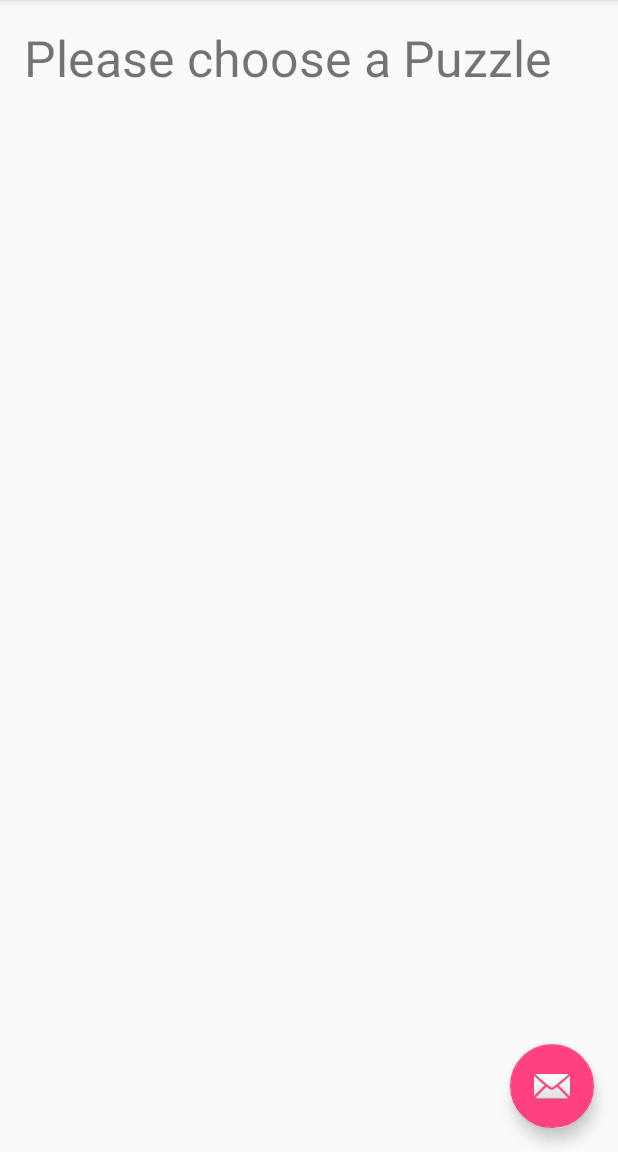
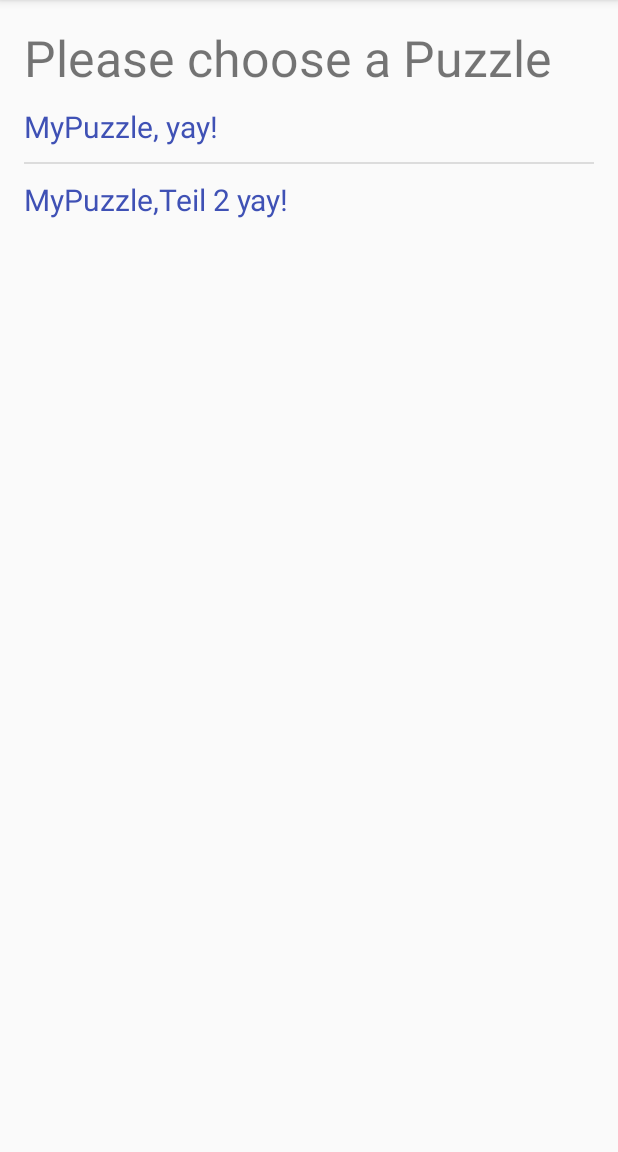
Before and after one commit to jgo88/schnitzel, an Android app: the screen it shows after launch (SchnitzelMainActivity), on a phone screen of 412 x 824 dp, the part 84-1236 px from its top. Run offline under Robolectric (Android 15) with nearby library versions, the phone set to English and light mode, and no system bars; libraries missing offline, so code that uses them is left out: javax.persistence.

Commit message:
Fehlende Klassen nachgeschoben

```diff
--- a/schnitzel-client/app/src/main/java/de/iteratec/schnitzel/client/frontend/SchnitzelMainActivity.java
+++ b/schnitzel-client/app/src/main/java/de/iteratec/schnitzel/client/frontend/SchnitzelMainActivity.java
@@ -9,7 +9,9 @@ import android.support.v7.widget.Toolbar;
 import android.view.Menu;
 import android.view.MenuItem;
 import android.view.View;
+import android.widget.ListView;
 
+import java.util.ArrayList;
 import java.util.concurrent.ExecutionException;
 
 import de.iteratec.schnitzel.client.R;
@@ -26,34 +28,27 @@ public class SchnitzelMainActivity extends AppCompatActivity {
         Toolbar toolbar = (Toolbar) findViewById(R.id.toolbar);
         setSupportActionBar(toolbar);
 
-
-        FloatingActionButton fab = (FloatingActionButton) findViewById(R.id.fab);
-        fab.setOnClickListener(new View.OnClickListener() {
-            @Override
-            public void onClick(View view) {
-                PuzzleStep step = null;
-                try {
-                    step = RESTClient.getFirstPuzzleStep(1l);
-                } catch (ExecutionException e) {
-                    e.printStackTrace();
-                } catch (InterruptedException e) {
-                    e.printStackTrace();
-                }
-                Snackbar.make(view, step!=null? step.getDescription() : "PuzzleStep is NULL", Snackbar.LENGTH_LONG).show();
-
-            }
-        });
-
-        testCreateClassesFromCommonProject();
+        ArrayList<Puzzle> puzzlelist = testCreateClassesFromCommonProject();
+        ListView listview = (ListView) findViewById(R.id.listView);
+        listview.setAdapter(new PuzzleAdapter(getApplicationContext(),-1,puzzlelist.toArray(new Puzzle[puzzlelist.size()])));
     }
 
-    private void testCreateClassesFromCommonProject() {
+    private ArrayList<Puzzle> testCreateClassesFromCommonProject() {
         PuzzleStep puzzleStep = new PuzzleStep();
         puzzleStep.setDescription("First puzzle step");
 
         Puzzle puzzle = new Puzzle();
         puzzle.setName("MyPuzzle, yay!");
         puzzle.setFirstPuzzleStep(puzzleStep);
+
+        Puzzle puzzle1 = new Puzzle();
+        puzzle1.setName("MyPuzzle,Teil 2 yay!");
+        puzzle1.setFirstPuzzleStep(null);
+
+        ArrayList<Puzzle> puzzlelist = new ArrayList<>();
+        puzzlelist.add(puzzle);
+        puzzlelist.add(puzzle1);
+        return puzzlelist;
     }
 
     @Override
--- a/schnitzel-client/app/src/main/res/layout/activity_schnitzel_main.xml
+++ b/schnitzel-client/app/src/main/res/layout/activity_schnitzel_main.xml
@@ -23,13 +23,4 @@
 
     <include layout="@layout/content_schnitzel_main" />
 
-    <android.support.design.widget.FloatingActionButton
-        android:layout_width="wrap_content"
-        android:layout_height="wrap_content"
-        android:layout_gravity="bottom|end"
-        android:layout_margin="@dimen/fab_margin"
-        android:src="@android:drawable/ic_dialog_email"
-        layout="@layout/content_schnitzel_main"
-        android:id="@+id/fab" />
-
 </android.support.design.widget.CoordinatorLayout>
```
